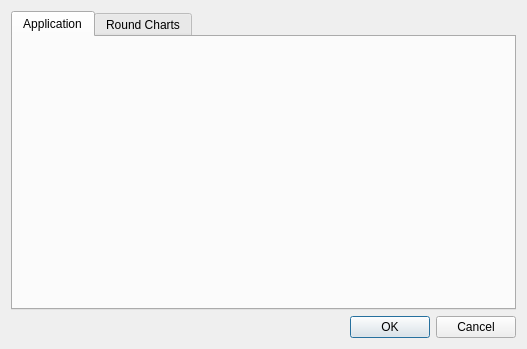
Qt form src/settings.ui (iPenguin/CrochetCharts) before a commit.
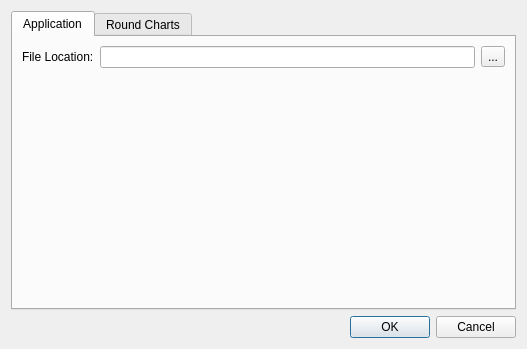
The same form after that commit.

Commit message: Added ability to select default folder. stubbed in open/save

What changed in the file:
```diff
--- a/src/settings.ui
+++ b/src/settings.ui
@@ -23,6 +23,45 @@
       <attribute name="title">
        <string>Application</string>
       </attribute>
+      <layout class="QVBoxLayout" name="verticalLayout_2">
+       <item>
+        <layout class="QHBoxLayout" name="horizontalLayout">
+         <item>
+          <widget class="QLabel" name="label">
+           <property name="text">
+            <string>File Location:</string>
+           </property>
+           <property name="buddy">
+            <cstring>defaultFileLocation</cstring>
+           </property>
+          </widget>
+         </item>
+         <item>
+          <widget class="QLineEdit" name="defaultFileLocation"/>
+         </item>
+         <item>
+          <widget class="QToolButton" name="folderSelector">
+           <property name="text">
+            <string>...</string>
+           </property>
+          </widget>
+         </item>
+        </layout>
+       </item>
+       <item>
+        <spacer name="verticalSpacer">
+         <property name="orientation">
+          <enum>Qt::Vertical</enum>
+         </property>
+         <property name="sizeHint" stdset="0">
+          <size>
+           <width>20</width>
+           <height>40</height>
+          </size>
+         </property>
+        </spacer>
+       </item>
+      </layout>
      </widget>
      <widget class="QWidget" name="tab_2">
       <attribute name="title">
```
The commit also changes 5 other files.
